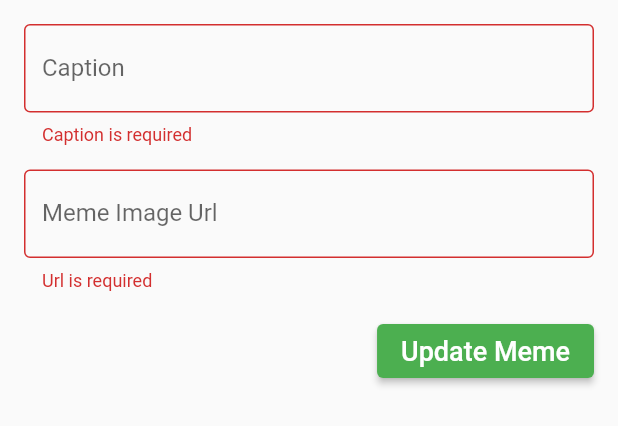
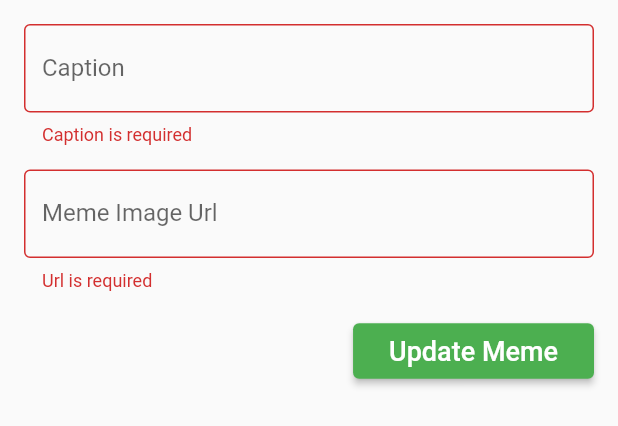
Before and after one commit to Dhruv-Garg79/memex, a Flutter app: the CreateMemeWidget widget shown alone on an empty page, opened directly, after a tap on "Update Meme", on a phone screen of 412 x 824 dp. Shown: the top 426 px of the screen. Run offline on Flutter 3.47's test engine with Material 2 defaults, Android fonts, the phone set to English and light mode, and no system bars; our stand-ins replace dio, fluttertoast, logger; network calls fail.

Commit message:
working UI updates

```diff
--- a/frontend/lib/provider/meme_provider.dart
+++ b/frontend/lib/provider/meme_provider.dart
@@ -43,11 +43,12 @@ class MemeProvider extends ChangeNotifier {
         caption: meme.caption ?? original.caption,
         url: meme.url ?? original.url,
       );
+      notifyListeners();
       return true;
     }
   }
 
-  Future deleteMeme(MemeModal meme, int pos) async {
+  Future<bool> deleteMeme(MemeModal meme, int pos) async {
     final res = await apiProvider.deleteMeme(meme.id);
     if (res.error.isNotEmpty) {
       return false;
--- a/frontend/lib/view/create_meme_widget.dart
+++ b/frontend/lib/view/create_meme_widget.dart
@@ -1,7 +1,7 @@
 import 'package:flutter/material.dart';
-import 'package:fluttertoast/fluttertoast.dart';
 import 'package:frontend/model/meme_modal.dart';
 import 'package:frontend/provider/meme_provider.dart';
+import 'package:frontend/utils/helper.dart';
 import 'package:frontend/widgets/loader.dart';
 import 'package:provider/provider.dart';
 
@@ -28,7 +28,10 @@ class _CreateMemeWidgetState extends State<CreateMemeWidget> {
     return Padding(
       padding: const EdgeInsets.all(16.0),
       child: _loading
-          ? Loader()
+          ? SizedBox(
+              height: 300,
+              child: Loader(),
+            )
           : Form(
               key: _formKey,
               child: ListView(
@@ -82,11 +85,14 @@ class _CreateMemeWidgetState extends State<CreateMemeWidget> {
                     mainAxisAlignment: MainAxisAlignment.end,
                     children: [
                       ElevatedButton(
-                        child: Text(
-                          widget.update ? 'Update Meme' : 'Submit Meme',
-                          style: TextStyle(
-                            color: Colors.white,
-                            fontSize: 18,
+                        child: Padding(
+                          padding: const EdgeInsets.all(8.0),
+                          child: Text(
+                            widget.update ? 'Update Meme' : 'Submit Meme',
+                            style: TextStyle(
+                              color: Colors.white,
+                              fontSize: 18,
+                            ),
                           ),
                         ),
                         onPressed: _submit,
@@ -123,15 +129,7 @@ class _CreateMemeWidgetState extends State<CreateMemeWidget> {
     final res = await Provider.of<MemeProvider>(context, listen: false)
         .createMeme(meme);
 
-    Fluttertoast.showToast(
-      msg: res ? "Meme added successfully" : "Meme not added",
-      toastLength: Toast.LENGTH_SHORT,
-      gravity: ToastGravity.BOTTOM,
-      backgroundColor: res ? Colors.green : Colors.red,
-      textColor: Colors.white,
-      fontSize: 16.0,
-    );
-
+    Helper.showToast(res ? "Meme added successfully" : "Meme not added", res);
     Navigator.of(context).pop();
   }
 
```
Also changed, not shown: frontend/lib/utils/api_client.dart (+2 -7 lines), frontend/lib/utils/helper.dart (added, +15 -0 lines), frontend/lib/view/meme_screen.dart (+8 -5 lines), frontend/lib/view/meme_widget.dart (+18 -37 lines).
